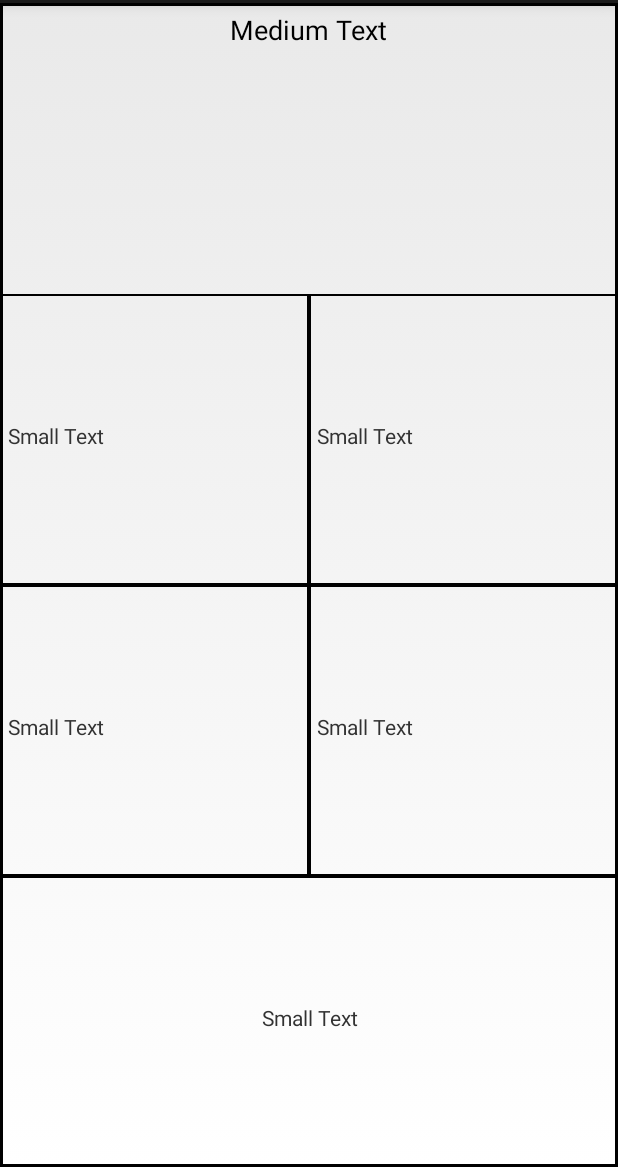
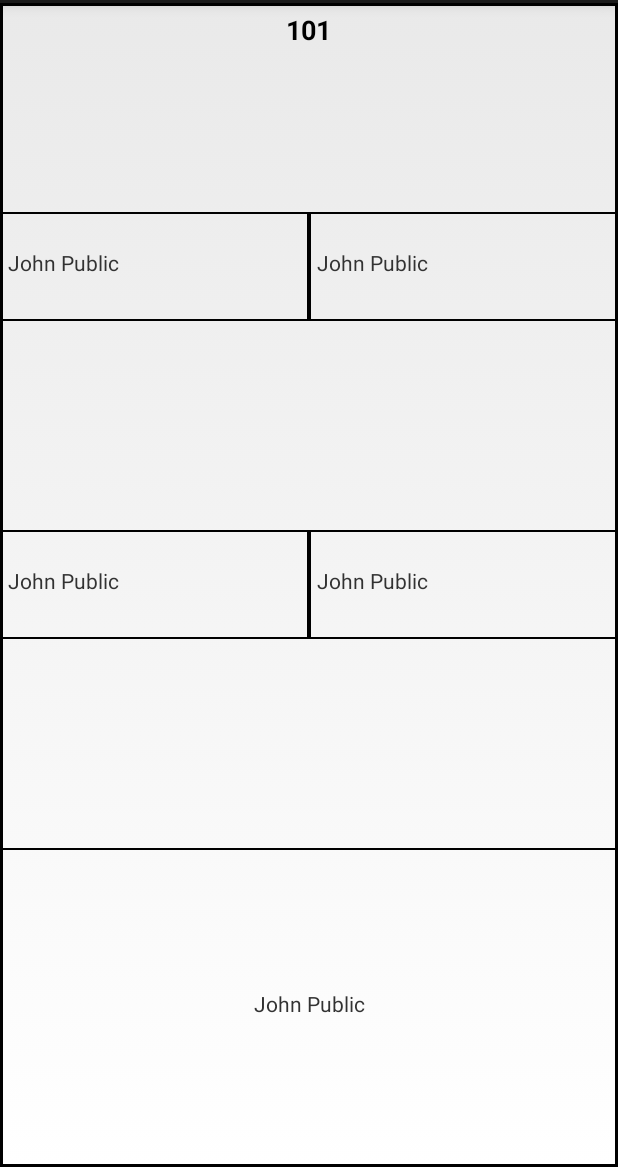
Before and after one commit to lelisadav/CSSE473ONLCarterDavey, an Android app: the layout entry_floor_roster.xml on its own in the app's theme, with its tools: preview values and no code run, on a phone screen of 412 x 824 dp, the part 69-1236 px from its top. Run offline under Robolectric (Android 15) with nearby library versions, the phone set to English and light mode, and no system bars.

Commit message:
fixed floor roster entries; added gradle binaries to gitignore

```diff
--- a/Project/RAFinder/app/src/main/res/layout/entry_floor_roster.xml
+++ b/Project/RAFinder/app/src/main/res/layout/entry_floor_roster.xml
@@ -2,99 +2,107 @@
 <LinearLayout xmlns:android="http://schemas.android.com/apk/res/android"
     android:layout_width="match_parent"
     android:layout_height="match_parent"
-    android:orientation="vertical"
-    android:background="@drawable/background_rectangle">
+    android:background="@drawable/background_rectangle"
+    android:orientation="vertical">
 
     <TextView
         android:id="@+id/roomNumberTextView"
         android:layout_width="wrap_content"
         android:layout_height="0dp"
         android:layout_gravity="center_horizontal"
+        android:layout_weight="0.25"
         android:paddingBottom="5dp"
         android:paddingTop="5dp"
-        android:text="Medium Text"
+        android:text="@string/hall_roster_room_default"
         android:textAppearance="?android:attr/textAppearanceMedium"
-        android:layout_weight=".25" />
+        android:textStyle="bold" />
 
     <LinearLayout
         android:layout_width="match_parent"
-        android:layout_height="0dp"
-        android:orientation="horizontal"
-        android:layout_weight=".25">
+        android:layout_height="wrap_content"
+        android:layout_weight=".25"
+        android:orientation="horizontal">
 
         <TextView
             android:id="@+id/roommate1"
-            android:layout_width="0dp"
-            android:layout_height="match_parent"
+            android:layout_width="match_parent"
+            android:layout_height="wrap_content"
+            android:layout_weight="0.5"
+            android:background="@drawable/background_grey_rectangle"
+            android:gravity="center_vertical"
+            android:lines="4"
             android:paddingBottom="5dp"
             android:paddingLeft="5dp"
-            android:text="Small Text"
-            android:textAppearance="?android:attr/textAppearanceSmall"
             android:paddingRight="5dp"
-            android:background="@drawable/background_grey_rectangle"
-            android:gravity="center_vertical"
-            android:layout_weight=".5" />
+            android:text="@string/name_default"
+            android:textAppearance="?android:attr/textAppearanceSmall" />
 
         <TextView
             android:id="@+id/roommate2"
-            android:layout_width="0dp"
-            android:layout_height="match_parent"
+            android:layout_width="match_parent"
+            android:layout_height="wrap_content"
+            android:layout_gravity="right"
+            android:layout_weight="0.5"
+            android:background="@drawable/background_grey_rectangle"
+            android:gravity="center_vertical"
+            android:lines="4"
             android:paddingBottom="5dp"
             android:paddingLeft="5dp"
             android:paddingRight="5dp"
-            android:text="Small Text"
-            android:textAppearance="?android:attr/textAppearanceSmall"
-            android:background="@drawable/background_grey_rectangle"
-            android:gravity="center_vertical"
-            android:layout_gravity="right"
-            android:layout_weight=".5" />
+            android:text="@string/name_default"
+            android:textAppearance="?android:attr/textAppearanceSmall" />
+
     </LinearLayout>
 
     <LinearLayout
         android:layout_width="match_parent"
-        android:layout_height="0dp"
-        android:orientation="horizontal"
-        android:layout_weight=".25">
+        android:layout_height="wrap_content"
+        android:layout_weight=".25"
+        android:orientation="horizontal">
 
         <TextView
             android:id="@+id/roommate3"
-            android:layout_width="0dp"
-            android:layout_height="match_parent"
+            android:layout_width="match_parent"
+            android:layout_height="wrap_content"
+            android:layout_weight="0.5"
+            android:background="@drawable/background_grey_rectangle"
+            android:gravity="center_vertical"
+            android:lines="4"
             android:paddingBottom="5dp"
             android:paddingLeft="5dp"
-            android:text="Small Text"
-            android:textAppearance="?android:attr/textAppearanceSmall"
             android:paddingRight="5dp"
-            android:background="@drawable/background_grey_rectangle"
-            android:gravity="center_vertical"
-            android:layout_weight=".5" />
+            android:text="@string/name_default"
+            android:textAppearance="?android:attr/textAppearanceSmall" />
 
         <TextView
             android:id="@+id/roommate4"
-            android:layout_width="0dp"
-            android:layout_height="match_parent"
+            android:layout_width="match_parent"
+            android:layout_height="wrap_content"
+            android:layout_gravity="right"
+            android:layout_weight="0.5"
+            android:background="@drawable/background_grey_rectangle"
+            android:gravity="center_vertical"
+            android:lines="4"
             android:paddingBottom="5dp"
             android:paddingLeft="5dp"
             android:paddingRight="5dp"
-            android:text="Small Text"
-            android:textAppearance="?android:attr/textAppearanceSmall"
-            android:background="@drawable/background_grey_rectangle"
-            android:gravity="center_vertical"
-            android:layout_gravity="right"
-            android:layout_weight=".5" />
+            android:text="@string/name_default"
+            android:textAppearance="?android:attr/textAppearanceSmall" />
+
     </LinearLayout>
 
     <TextView
         android:id="@+id/roommate5"
-        android:layout_width="fill_parent"
-        android:layout_height="0dp"
+        android:layout_width="match_parent"
+        android:layout_height="wrap_content"
         android:layout_gravity="center_horizontal"
+        android:layout_weight="0.25"
+        android:background="@drawable/background_grey_rectangle"
         android:gravity="center_vertical|center_horizontal"
+        android:lines="4"
         android:paddingBottom="5dp"
         android:paddingLeft="5dp"
         android:paddingRight="5dp"
-        android:text="Small Text"
-        android:textAppearance="?android:attr/textAppearanceSmall"
-        android:background="@drawable/background_grey_rectangle"
-        android:layout_weight=".25" />
+        android:text="@string/name_default"
+        android:textAppearance="?android:attr/textAppearanceSmall" />
 </LinearLayout>
--- a/Project/RAFinder/app/src/main/res/values/strings.xml
+++ b/Project/RAFinder/app/src/main/res/values/strings.xml
@@ -43,4 +43,5 @@
     <string name="my_ra">My RA</string>
     <string name="hall_ra">Other Hall RAs</string>
     <string name="dates_default">Fri 7/10 - Sun 7/12</string>
+    <string name="hall_roster_room_default">101</string>
 </resources>
```
